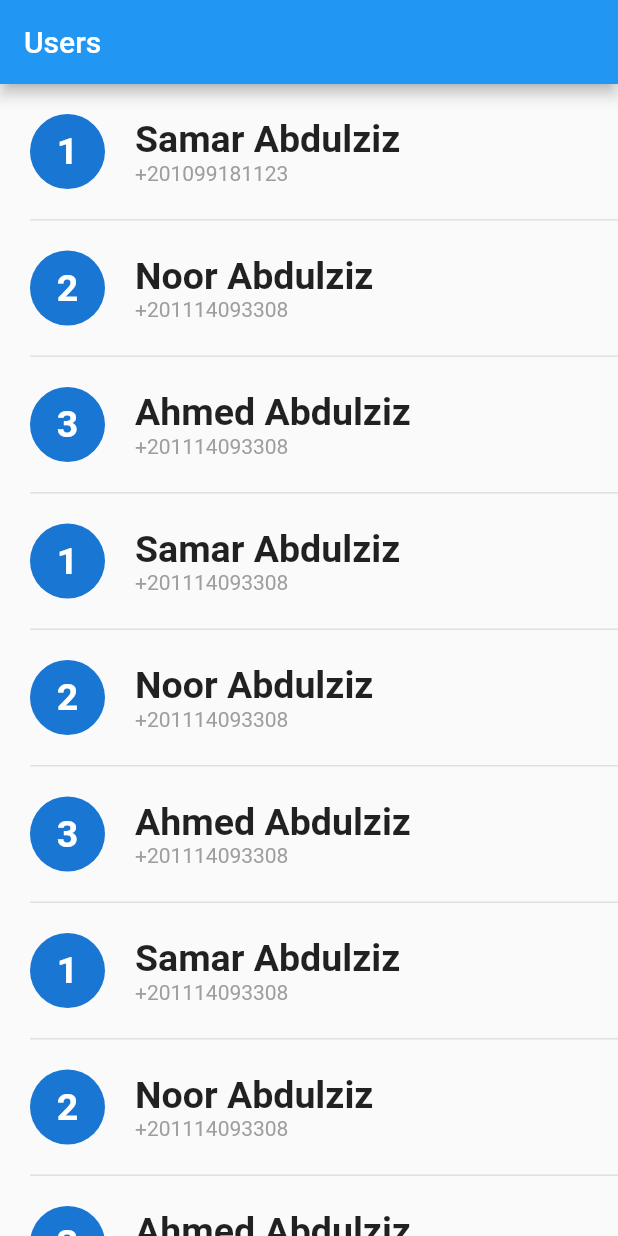
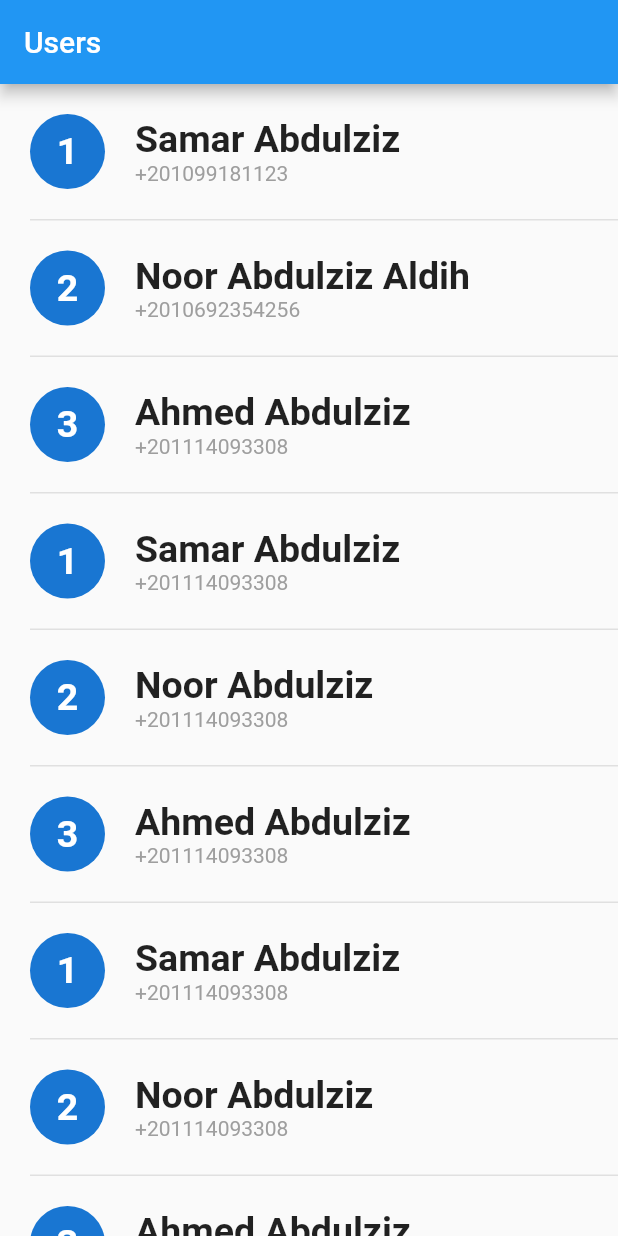
Before and after one commit to SamarAbdulaziz/FlutterrProjrcts-, a Flutter app: the screen it shows after launch, on a phone screen of 412 x 824 dp. Run offline on Flutter 3.47's test engine with Material 2 defaults, Android fonts, the phone set to English and light mode, and no system bars.

Commit message:
updated Noor name and  phone vodafone

```diff
--- a/lib/listViewWithModel.dart
+++ b/lib/listViewWithModel.dart
@@ -10,8 +10,8 @@ List<UserModel> users=[
   ),
   UserModel(
     id: 2,
-    name: 'Noor Abdulziz',
-    phone: '+201114093308',
+    name: 'Noor Abdulziz Aldih',
+    phone: '+2010692354256',
   ),
   UserModel(
     id: 3,
```
